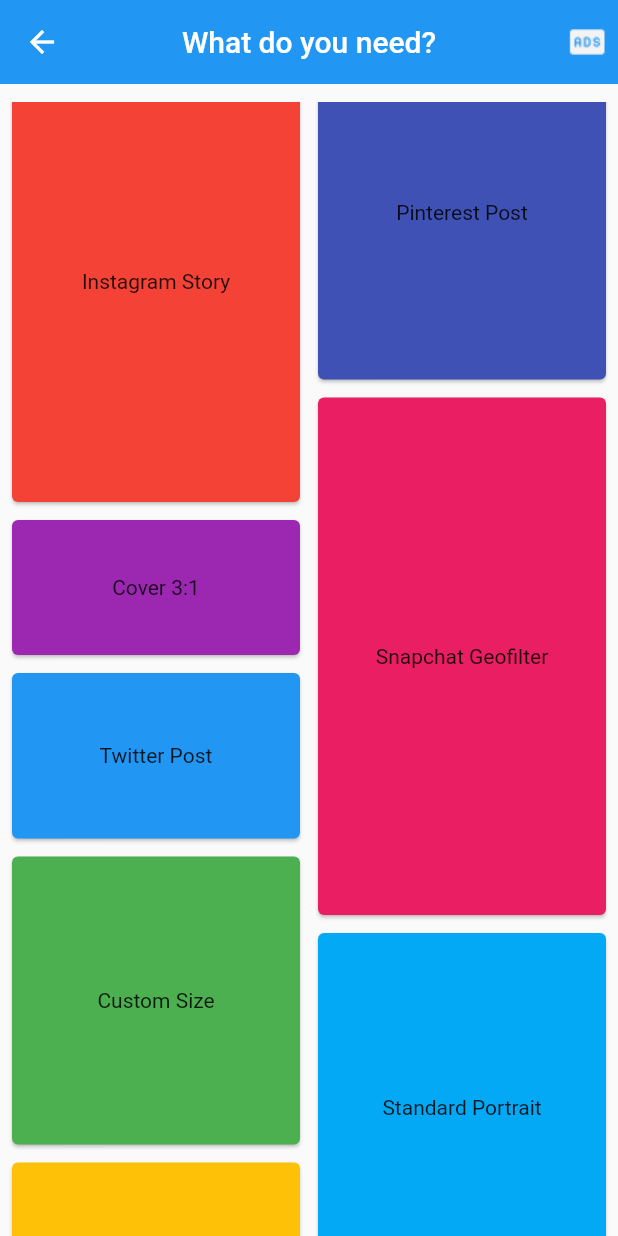
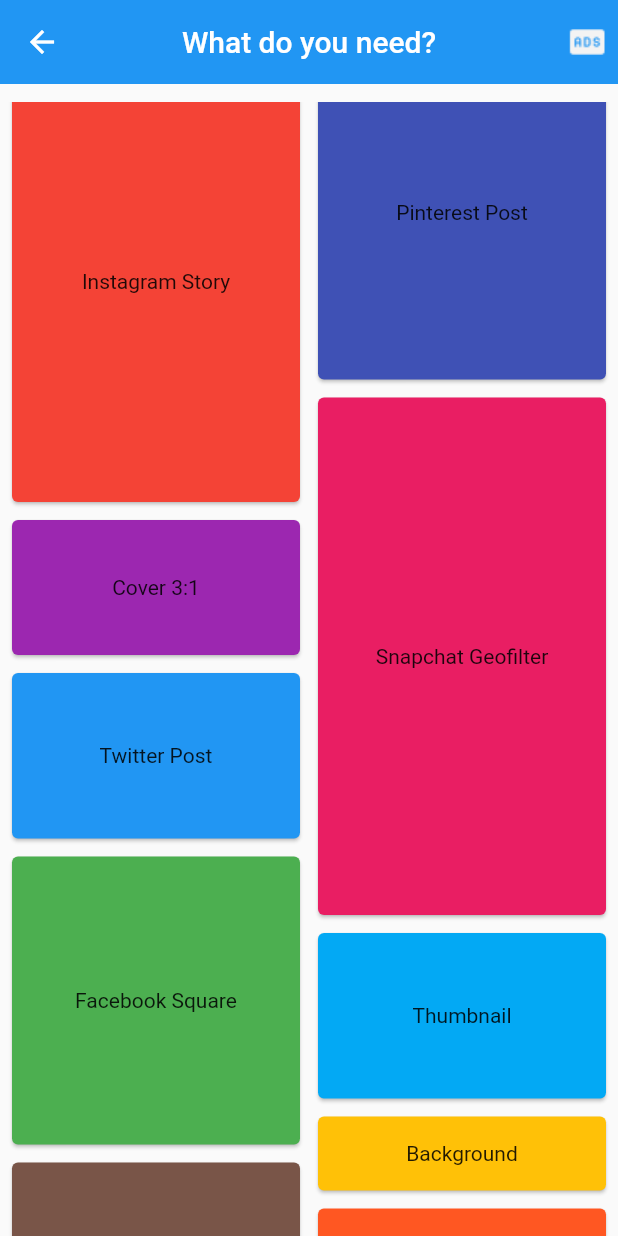
Before and after one commit to NitiDial2web/Visitingcard, a Flutter app: the CreateYourOwnPage screen opened directly, scrolled down 576 dp, on a phone screen of 412 x 824 dp. Run offline on Flutter 3.47's test engine with Material 2 defaults, Android fonts, the light colour scheme and no system bars; our stand-ins replace carousel_slider, flutter_rating_bar, font_awesome_flutter, internet_connection_checker, transparent_image, webview_flutter; missing offline and left inert: flutter_html_to_pdf, flutter_inappwebview, flutter_share_me, flutter_social_content_share, syncfusion_flutter_pdfviewer.

Commit message:
create your own

```diff
--- a/lib/screens/create_your_own.dart
+++ b/lib/screens/create_your_own.dart
@@ -104,43 +104,43 @@
     const StaggeredTile.count(2, 1),
     const StaggeredTile.count(2, 1.2),
     const StaggeredTile.count(2, 2),
-    const StaggeredTile.count(2, 2.4),
-    const StaggeredTile.count(2, 1.3),
-    const StaggeredTile.count(2, 2.8),
-    const StaggeredTile.count(2, 2),
-    const StaggeredTile.count(2, 2.3),
-    const StaggeredTile.count(2, 3),
+    const StaggeredTile.count(2, 1.2),
+    const StaggeredTile.count(2, 0.6),
+    const StaggeredTile.count(2, 1.5),
     const StaggeredTile.count(2, 3.5),
-    const StaggeredTile.count(2, 1),
+    const StaggeredTile.count(2, 1.2),
     const StaggeredTile.count(2, 1.2),
     const StaggeredTile.count(2, 3.5),
-    const StaggeredTile.count(2, 1),
+    const StaggeredTile.count(2, 1.8),
+    const StaggeredTile.count(2, 1.2),
+    const StaggeredTile.count(2, 2.5),
+    const StaggeredTile.count(2, 2.5),
     const StaggeredTile.count(2, 1.2),
   ];
-  List<Widget> _tiles = const <Widget>[
-    const _Example01Tile(Colors.green, 'Custom Size'),
-    const _Example01Tile(Colors.lightBlue, 'Standard Portrait'),
-    const _Example01Tile(Colors.amber, 'Standard Landscape'),
-    const _Example01Tile(Colors.brown, 'Instagram Portrait'),
-    const _Example01Tile(Colors.deepOrange, 'Instagram Square'),
-    const _Example01Tile(Colors.indigo, 'Pinterest Post'),
-    const _Example01Tile(Colors.red, 'Instagram Story'),
-    const _Example01Tile(Colors.pink, 'Snapchat Geofilter'),
-    const _Example01Tile(Colors.purple, 'Cover 3:1'),
-    const _Example01Tile(Colors.blue, 'Twitter Post'),
-    const _Example01Tile(Colors.green, 'Custom Size'),
-    const _Example01Tile(Colors.lightBlue, 'Standard Portrait'),
-    const _Example01Tile(Colors.amber, 'Standard Landscape'),
-    const _Example01Tile(Colors.brown, 'Instagram Portrait'),
-    const _Example01Tile(Colors.deepOrange, 'Instagram Square'),
-    const _Example01Tile(Colors.indigo, 'Pinterest Post'),
-    const _Example01Tile(Colors.red, 'Instagram Story'),
-    const _Example01Tile(Colors.pink, 'Snapchat Geofilter'),
-    const _Example01Tile(Colors.purple, 'Cover 3:1'),
-    const _Example01Tile(Colors.blue, 'Twitter Post'),
-    const _Example01Tile(Colors.pink, 'Snapchat Geofilter'),
-    const _Example01Tile(Colors.purple, 'Cover 3:1'),
-    const _Example01Tile(Colors.blue, 'Twitter Post'),
+  List<Widget> _tiles =  <Widget>[
+     _Example01Tile(Colors.green, 'Custom Size'),
+     _Example01Tile(Colors.lightBlue, 'Standard Portrait'),
+     _Example01Tile(Colors.amber, 'Standard Landscape'),
+     _Example01Tile(Colors.brown, 'Instagram Portrait'),
+     _Example01Tile(Colors.deepOrange, 'Instagram Square'),
+     _Example01Tile(Colors.indigo, 'Pinterest Post'),
+     _Example01Tile(Colors.red, 'Instagram Story'),
+     _Example01Tile(Colors.pink, 'Snapchat Geofilter'),
+     _Example01Tile(Colors.purple, 'Cover 3:1'),
+     _Example01Tile(Colors.blue, 'Twitter Post'),
+     _Example01Tile(Colors.green, 'Facebook Square'),
+     _Example01Tile(Colors.lightBlue, 'Thumbnail'),
+     _Example01Tile(Colors.amber, 'Background'),
+     _Example01Tile(Colors.brown, 'Cover 16:9'),
+     _Example01Tile(Colors.deepOrange, '1:2'),
+     _Example01Tile(Colors.indigo, 'Cinematic 16:9'),
+     _Example01Tile(Colors.red, 'Cover Photo 16:9'),
+     _Example01Tile(Colors.pink, 'Cover Image 16:9'),
+     _Example01Tile(Colors.purple, '9:16'),
+     _Example01Tile(Colors.blue, '3:4'),
+     _Example01Tile(Colors.pink, '3:2'),
+     _Example01Tile(Colors.purple, '5:4'),
+     _Example01Tile(Colors.blue, '16:9'),
   ];
 
   @override
@@ -275,7 +275,7 @@
 }
 
 class _Example01Tile extends StatelessWidget {
-  const _Example01Tile(this.backgroundColor, this.title);
+  _Example01Tile(this.backgroundColor, this.title);
 
   final Color backgroundColor;
   final String title;
@@ -298,3 +298,63 @@
     );
   }
 }
+
+class _Example02Tile extends StatelessWidget {
+  _Example02Tile(this.backgroundColor, this.title, this.icon, this.subtitle);
+
+  final Color backgroundColor;
+  final IconData icon;
+  final String title;
+  final String subtitle;
+
+  @override
+  Widget build(BuildContext context) {
+    return new Card(
+      color: backgroundColor,
+      child: new InkWell(
+        onTap: () {
+          print('object');
+        },
+        child: new Column(
+          children: [
+            Icon(icon),
+            Text(title),
+            Text(subtitle)
+          ],
+        ),
+      ),
+    );
+  }
+}
+
+class _Example03Tile extends StatelessWidget {
+  _Example03Tile(this.backgroundColor, this.title, this.icon, this.subtitle);
+
+  final Color backgroundColor;
+  final IconData icon;
+  final String title;
+  final String subtitle;
+
+  @override
+  Widget build(BuildContext context) {
+    return new Card(
+      color: backgroundColor,
+      child: new InkWell(
+        onTap: () {
+          print('object');
+        },
+        child: new Row(
+          children: [
+            Icon(icon),
+            Column(
+              children: [
+                Text(title),
+                Text(subtitle)
+              ],
+            ),
+          ],
+        ),
+      ),
+    );
+  }
+}
```
